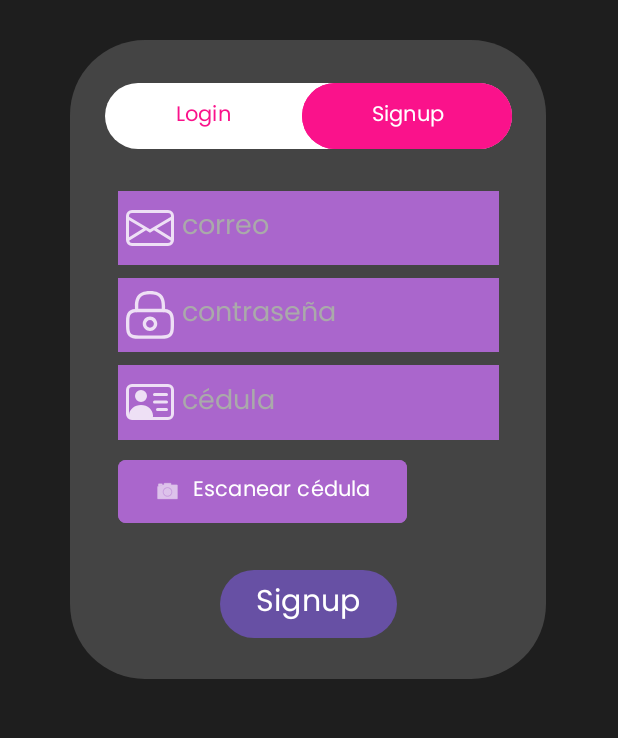
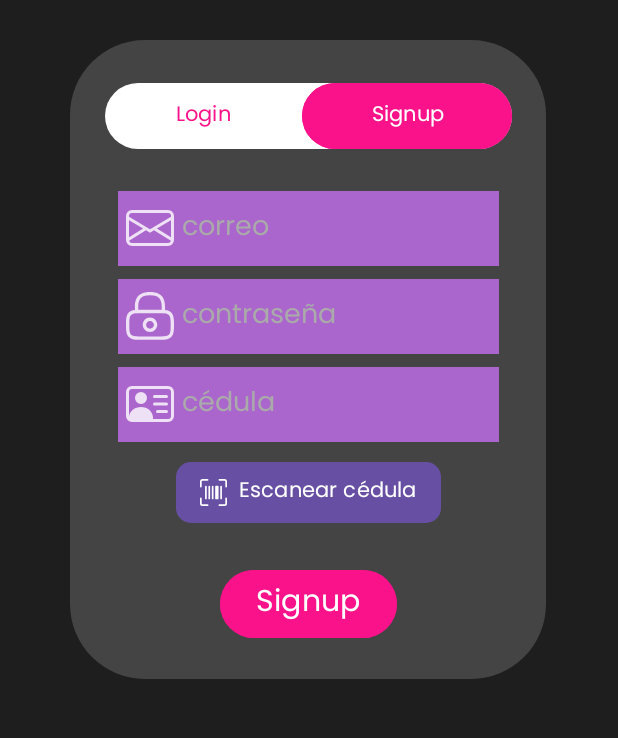
Before and after one commit to Exynix/DiscoTec-Mobile, an Android app: the SignUpActivity screen opened directly, with no data from a screen before it, on a phone screen of 412 x 824 dp, the part 430-1168 px from its top. Run offline under Robolectric (Android 15) with nearby library versions, the phone set to English and light mode, and no system bars; our stand-ins replace Firebase (no records; nobody signed in at launch, a user with empty details on screens opened directly); Roboto replaces fonts that are not available here.

Commit message:
cambiando colores

```diff
--- /dev/null
+++ b/app/src/main/res/drawable/ic_scan.xml
@@ -0,0 +1,8 @@
+<vector android:autoMirrored="true" android:height="32dp"
+    android:tint="#CCFFFFFF" android:viewportHeight="16"
+    android:viewportWidth="16" android:width="32dp" xmlns:android="http://schemas.android.com/apk/res/android">
+    <path android:fillColor="@android:color/white"/>
+    <path
+        android:fillColor="#FFFFFF"
+        android:pathData="M1.5 1a.5.5 0 0 0-.5.5v3a.5.5 0 0 1-1 0v-3A1.5 1.5 0 0 1 1.5 0h3a.5.5 0 0 1 0 1h-3zM11 .5a.5.5 0 0 1 .5-.5h3A1.5 1.5 0 0 1 16 1.5v3a.5.5 0 0 1-1 0v-3a.5.5 0 0 0-.5-.5h-3a.5.5 0 0 1-.5-.5zM.5 11a.5.5 0 0 1 .5.5v3a.5.5 0 0 0 .5.5h3a.5.5 0 0 1 0 1h-3A1.5 1.5 0 0 1 0 14.5v-3a.5.5 0 0 1 .5-.5zm15 0a.5.5 0 0 1 .5.5v3a1.5 1.5 0 0 1-1.5 1.5h-3a.5.5 0 0 1 0-1h3a.5.5 0 0 0 .5-.5v-3a.5.5 0 0 1 .5-.5zM3 4.5a.5.5 0 0 1 1 0v7a.5.5 0 0 1-1 0v-7zm2 0a.5.5 0 0 1 1 0v7a.5.5 0 0 1-1 0v-7zm2 0a.5.5 0 0 1 1 0v7a.5.5 0 0 1-1 0v-7zm2 0a.5.5 0 0 1 .5-.5h1a.5.5 0 0 1 .5.5v7a.5.5 0 0 1-.5.5h-1a.5.5 0 0 1-.5-.5v-7zm3 0a.5.5 0 0 1 1 0v7a.5.5 0 0 1-1 0v-7z" />
+</vector>
--- a/app/src/main/res/layout/activity_main.xml
+++ b/app/src/main/res/layout/activity_main.xml
@@ -48,8 +48,10 @@
             android:id="@+id/loginBtn"
             android:layout_width="wrap_content"
             android:layout_height="wrap_content"
+            android:backgroundTint="@color/fucsia"
             android:fontFamily="@font/poppins"
             android:text="@string/login"
+            android:textColor="@color/white"
             android:textSize="20sp"
             app:layout_constraintBottom_toBottomOf="parent"
             app:layout_constraintEnd_toEndOf="parent"
@@ -75,7 +77,8 @@
                 android:layout_weight="1"
                 android:backgroundTint="@color/fucsia"
                 android:fontFamily="@font/poppins"
-                android:text="@string/login" />
+                android:text="@string/login"
+                android:textColor="@color/white" />
 
             <Button
                 android:id="@+id/gotoSignUpBtn"
--- a/app/src/main/res/layout/activity_sign_up.xml
+++ b/app/src/main/res/layout/activity_sign_up.xml
@@ -71,7 +71,8 @@
                 android:layout_weight="1"
                 android:backgroundTint="@color/fucsia"
                 android:fontFamily="@font/poppins"
-                android:text="@string/signup" />
+                android:text="@string/signup"
+                android:textColor="@color/white" />
         </LinearLayout>
 
         <LinearLayout
@@ -150,17 +151,29 @@
                 android:layout_height="wrap_content"
                 android:layout_weight="0.5" />
 
+            <androidx.constraintlayout.widget.ConstraintLayout
+                android:layout_width="match_parent"
+                android:layout_height="30dp"
+                android:layout_weight="1">
+
                 <Button
                     android:id="@+id/scanner"
                     android:layout_width="wrap_content"
-                android:layout_height="45dp"
+                    android:layout_height="match_parent"
                     android:layout_weight="0.25"
-                android:backgroundTint="@android:color/holo_purple"
                     android:fontFamily="@font/poppins"
+                    android:paddingLeft="16dp"
+                    android:paddingRight="16dp"
                     android:text="Escanear cédula"
                     android:textAlignment="viewStart"
-                app:cornerRadius="5dp"
-                app:icon="@android:drawable/ic_menu_camera" />
+                    app:cornerRadius="10dp"
+                    app:icon="@drawable/ic_scan"
+                    app:iconPadding="8dp"
+                    app:layout_constraintBottom_toBottomOf="parent"
+                    app:layout_constraintEnd_toEndOf="parent"
+                    app:layout_constraintStart_toStartOf="parent"
+                    app:layout_constraintTop_toTopOf="parent" />
+            </androidx.constraintlayout.widget.ConstraintLayout>
 
         </LinearLayout>
 
@@ -168,8 +181,10 @@
             android:id="@+id/signUpBtn"
             android:layout_width="wrap_content"
             android:layout_height="wrap_content"
+            android:backgroundTint="@color/fucsia"
             android:fontFamily="@font/poppins"
             android:text="@string/signup"
+            android:textColor="@color/white"
             android:textSize="20sp"
             app:layout_constraintBottom_toBottomOf="parent"
             app:layout_constraintEnd_toEndOf="parent"
```
Lines whose indentation alone changed are shown as unchanged.
